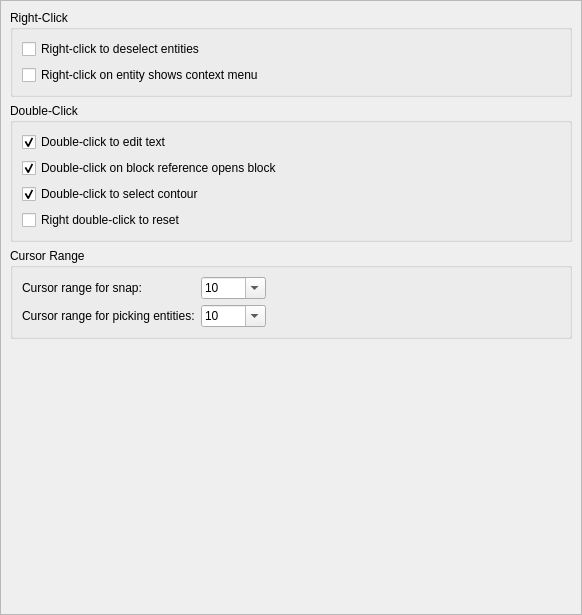
Old version of the form scripts/Edit/AppPreferences/GraphicsViewPreferences/BehaviorPreferences/PreferencesPage.ui in the repository qcad/qcad.
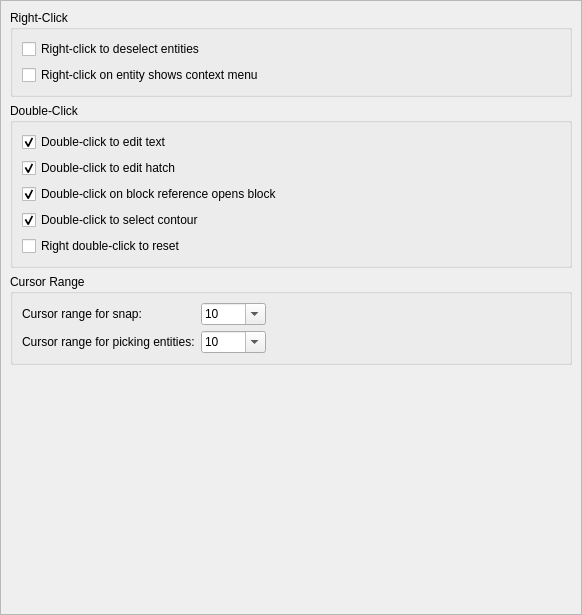
New version of the form.

What changed in the file:
```diff
--- a/scripts/Edit/AppPreferences/GraphicsViewPreferences/BehaviorPreferences/PreferencesPage.ui
+++ b/scripts/Edit/AppPreferences/GraphicsViewPreferences/BehaviorPreferences/PreferencesPage.ui
@@ -65,6 +65,16 @@
          </property>
         </widget>
        </item>
+       <item>
+        <widget class="QCheckBox" name="DoubleClickEditHatch">
+         <property name="text">
+          <string>Double-click to edit hatch</string>
+         </property>
+         <property name="checked">
+          <bool>true</bool>
+         </property>
+        </widget>
+       </item>
        <item>
         <widget class="QCheckBox" name="DoubleClickEditBlock">
          <property name="text">
```
